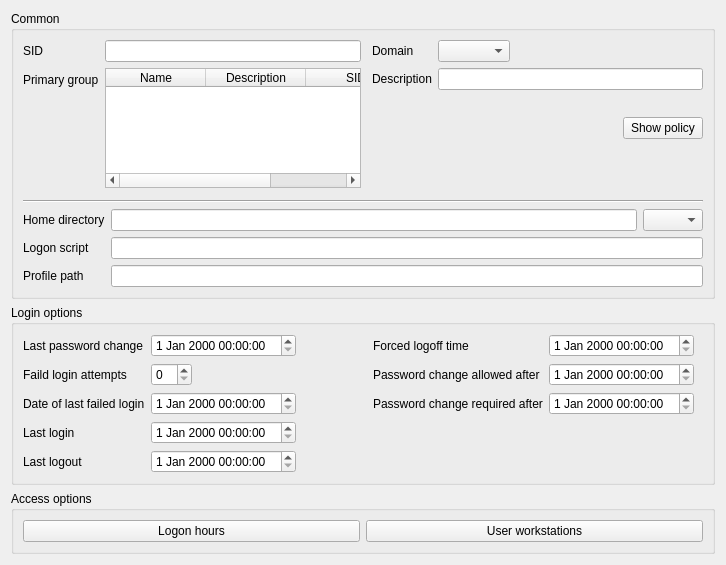
Old version of the form agent/src/clacks/agent/data/templates/default/user-samba.ui in the repository gonicus/clacks.
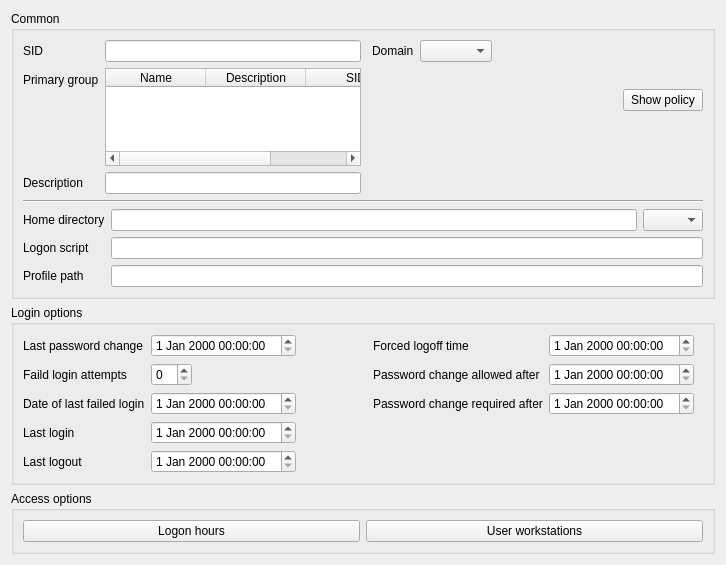
New version of the form. Icons and pictures are not drawn.

The edit to the form file:
```diff
--- a/agent/src/clacks/agent/data/templates/default/user-samba.ui
+++ b/agent/src/clacks/agent/data/templates/default/user-samba.ui
@@ -73,18 +73,18 @@
             </column>
            </widget>
           </item>
+          <item row="3" column="0">
+           <widget class="QLabel" name="descriptionLabel">
+            <property name="text">
+             <string>Description</string>
+            </property>
+            <property name="buddy">
+             <cstring>descriptionEdit</cstring>
+            </property>
+           </widget>
+          </item>
           <item row="3" column="1">
-           <spacer name="verticalSpacer_3">
-            <property name="orientation">
-             <enum>Qt::Vertical</enum>
-            </property>
-            <property name="sizeHint" stdset="0">
-             <size>
-              <width>20</width>
-              <height>40</height>
-             </size>
-            </property>
-           </spacer>
+           <widget class="QLineEdit" name="descriptionEdit"/>
           </item>
          </layout>
         </item>
@@ -122,19 +122,6 @@
           <item row="0" column="1">
            <widget class="QComboBox" name="sambaDomainNameEdit"/>
           </item>
-          <item row="1" column="0">
-           <widget class="QLabel" name="descriptionLabel">
-            <property name="text">
-             <string>Description</string>
-            </property>
-            <property name="buddy">
-             <cstring>descriptionEdit</cstring>
-            </property>
-           </widget>
-          </item>
-          <item row="1" column="1">
-           <widget class="QLineEdit" name="descriptionEdit"/>
-          </item>
           <item row="2" column="1">
            <spacer name="verticalSpacer_2">
             <property name="orientation">
```
Left out of the diff: 1 changed line with no effect on the pictures.
